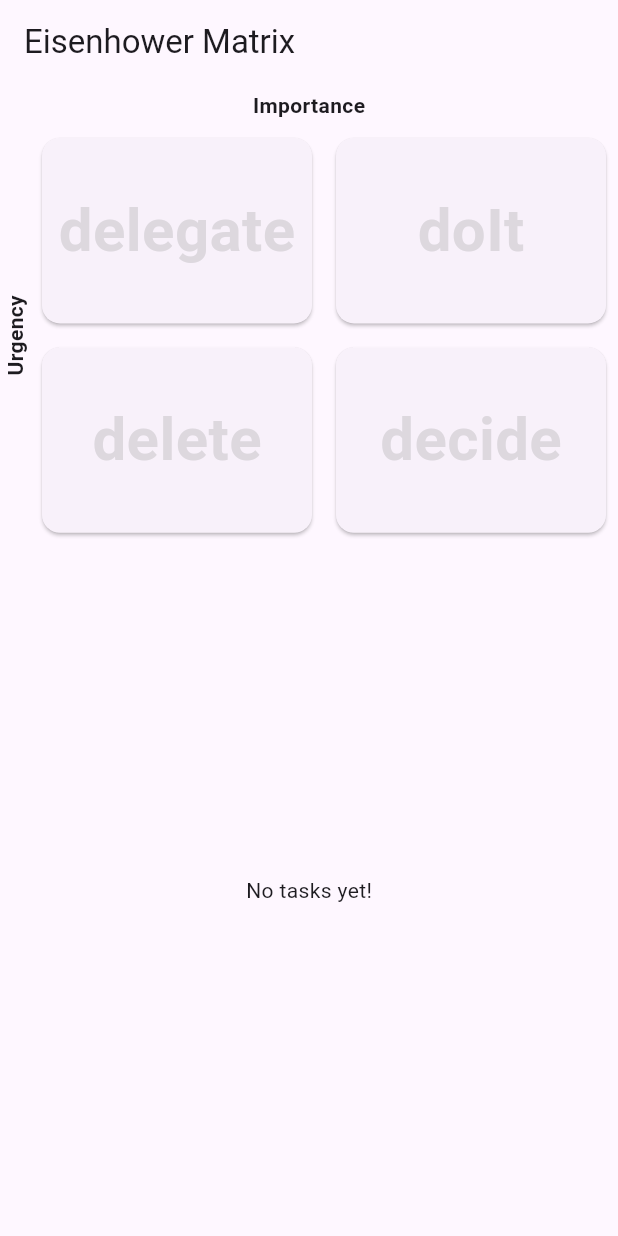
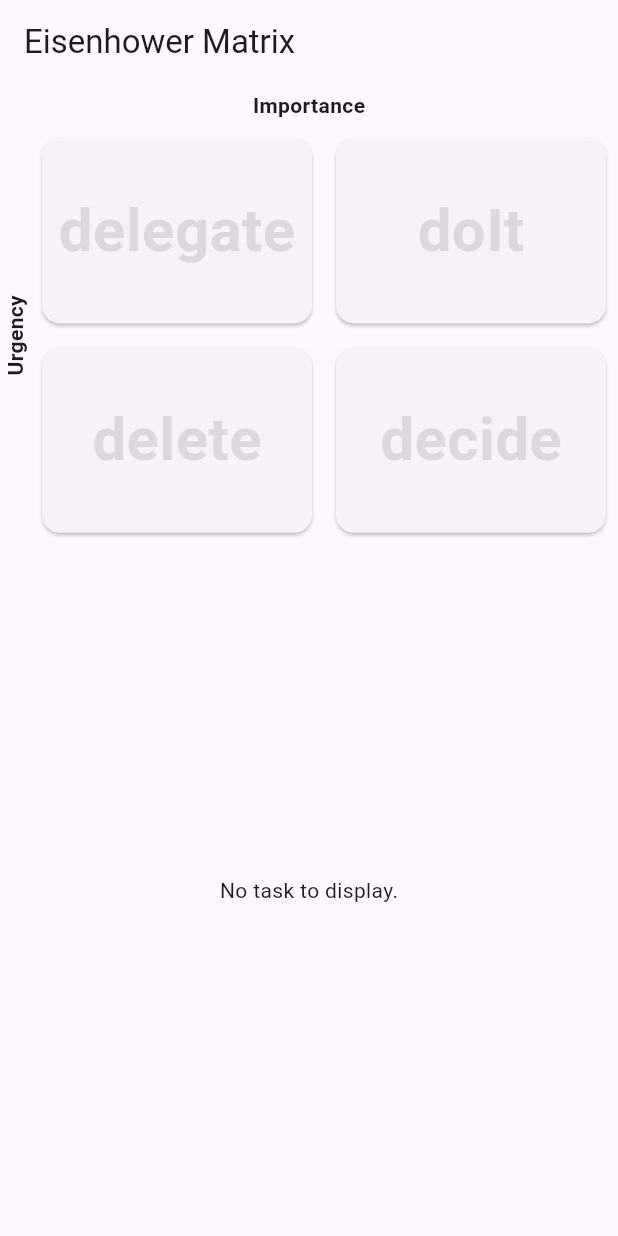
Before and after one commit to khanel/planning, a Flutter app: the EisenhowerMatrixScreen screen opened by its route, on a phone screen of 412 x 824 dp. Run offline on Flutter 3.47's test engine with Material 3 defaults, Android fonts, the phone set to English and light mode, and no system bars; our stand-ins replace bloc, dartz, equatable, flutter_bloc, get_it, go_router and 3 more; accounts and stored records are empty.

Commit message:
refactor(Prioritization): make PrioritizedTaskListWidget independent, compact, and visually distinct container for prioritized tasks

```diff
--- a/lib/src/features/prioritization/presentation/widgets/prioritized_task_list_widget.dart
+++ b/lib/src/features/prioritization/presentation/widgets/prioritized_task_list_widget.dart
@@ -1,6 +1,6 @@
 import 'package:flutter/material.dart';
 import 'package:planning/src/features/task/domain/entities/task.dart';
-import 'package:planning/src/features/task/presentation/widgets/task_list_view.dart';
+
 
 class PrioritizedTaskListWidget extends StatelessWidget {
   final List<Task> tasks;
@@ -10,6 +10,81 @@ class PrioritizedTaskListWidget extends StatelessWidget {
 
   @override
   Widget build(BuildContext context) {
-    return TaskListView(tasks: tasks);
+    if (tasks.isEmpty) {
+      return const Center(child: Text('No task to display.'));
+    }
+
+    return Padding(
+      padding: const EdgeInsets.all(16.0), // Outer space from other elements
+      child: Container(
+        decoration: BoxDecoration(
+          color: Colors.grey.shade100,
+          borderRadius: BorderRadius.circular(12.0),
+          border: Border.all(color: Colors.grey.shade300, width: 1.0),
+        ),
+        padding: const EdgeInsets.symmetric(vertical: 8.0, horizontal: 8.0),
+        child: Column(
+          crossAxisAlignment: CrossAxisAlignment.start,
+          mainAxisSize: MainAxisSize.min,
+          children: [
+            const Padding(
+              padding: EdgeInsets.only(bottom: 8.0),
+              child: Text(
+                'Tasks',
+                style: TextStyle(fontWeight: FontWeight.bold, fontSize: 18),
+              ),
+            ),
+            ...tasks
+                .map((task) => Padding(
+                      padding: const EdgeInsets.symmetric(vertical: 4.0),
+                      child: ConstrainedBox(
+                        constraints: const BoxConstraints(maxWidth: 400),
+                        child: Card(
+                          elevation: 2.0,
+                          margin: EdgeInsets.zero,
+                          child: Padding(
+                            padding: const EdgeInsets.all(12.0),
+                            child: Column(
+                              crossAxisAlignment: CrossAxisAlignment.start,
+                              mainAxisSize: MainAxisSize.min,
+                              children: [
+                                Text(
+                                  task.name,
+                                  style: const TextStyle(fontWeight: FontWeight.bold, fontSize: 16),
+                                ),
+                                if (task.description.isNotEmpty)
+                                  Padding(
+                                    padding: const EdgeInsets.only(top: 4.0),
+                                    child: Text(
+                                      task.description,
+                                      style: const TextStyle(fontSize: 14, color: Colors.black87),
+                                    ),
+                                  ),
+                                if (task.dueDate != null)
+                                  Padding(
+                                    padding: const EdgeInsets.only(top: 4.0),
+                                    child: Text(
+                                      'Due: ${task.dueDate!.toLocal().toString().split(' ')[0]}',
+                                      style: const TextStyle(fontSize: 13, color: Colors.black54),
+                                    ),
+                                  ),
+                                Padding(
+                                  padding: const EdgeInsets.only(top: 4.0),
+                                  child: Text(
+                                    'Importance: ${task.importance.toString().split('.').last}',
+                                    style: const TextStyle(fontSize: 13, color: Colors.black54),
+                                  ),
+                                ),
+                              ],
+                            ),
+                          ),
+                        ),
+                      ),
+                    ))
+                .toList(),
+          ],
+        ),
+      ),
+    );
   }
 }
```
